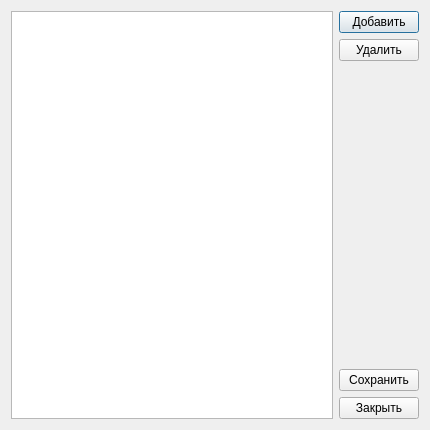
Old version of the form RepairCenter/catsparetypes.ui in the repository Feo-d-oR/YARC.
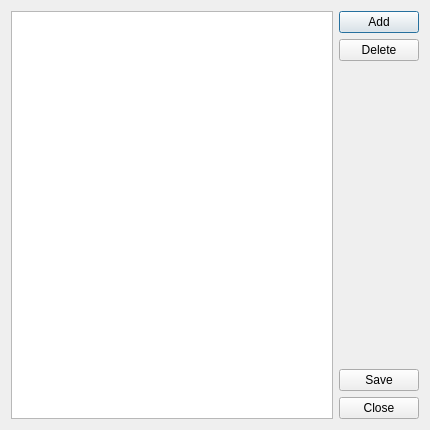
New version of the form. Icons and pictures are not drawn.

The edit to the form file:
```diff
--- a/RepairCenter/catsparetypes.ui
+++ b/RepairCenter/catsparetypes.ui
@@ -33,7 +33,7 @@
      <item>
       <widget class="QPushButton" name="bAdd">
        <property name="text">
-        <string>Добавить</string>
+        <string>Add</string>
        </property>
        <property name="icon">
         <iconset>
@@ -45,7 +45,7 @@
      <item>
       <widget class="QPushButton" name="bDelete">
        <property name="text">
-        <string>Удалить</string>
+        <string>Delete</string>
        </property>
        <property name="icon">
         <iconset>
@@ -70,7 +70,7 @@
      <item>
       <widget class="QPushButton" name="bSave">
        <property name="text">
-        <string>Сохранить</string>
+        <string>Save</string>
        </property>
        <property name="icon">
         <iconset>
@@ -82,7 +82,7 @@
      <item>
       <widget class="QPushButton" name="bClose">
        <property name="text">
-        <string>Закрыть</string>
+        <string>Close</string>
        </property>
        <property name="icon">
         <iconset>
```
Left out of the diff: 2 changed lines with no effect on the pictures.
